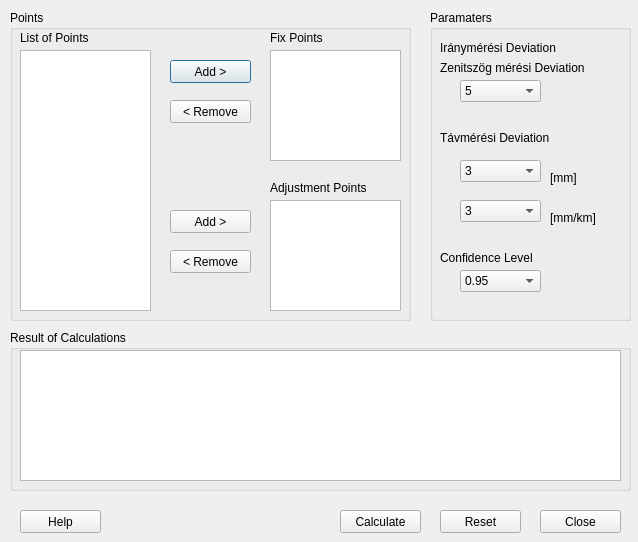
Above: network_calc.ui from zsiki/ls before the change. Below: the same form after it.
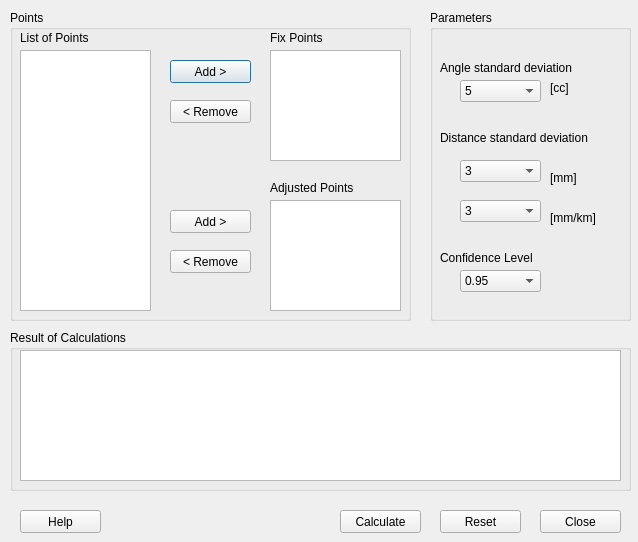
That is the form after the change.

Commit message: labels translated

What changed in the file:
```diff
--- a/network_calc.ui
+++ b/network_calc.ui
@@ -215,7 +215,7 @@
      </sizepolicy>
     </property>
     <property name="text">
-     <string>Adjustment Points</string>
+     <string>Adjusted Points</string>
     </property>
    </widget>
   </widget>
@@ -340,7 +340,7 @@
     </sizepolicy>
    </property>
    <property name="title">
-    <string>Paramaters</string>
+    <string>Parameters</string>
    </property>
    <widget class="QComboBox" name="ConfidenceComboBox">
     <property name="geometry">
@@ -413,7 +413,7 @@
      <rect>
       <x>10</x>
       <y>120</y>
-      <width>161</width>
+      <width>191</width>
       <height>16</height>
      </rect>
     </property>
@@ -424,7 +424,7 @@
      </sizepolicy>
     </property>
     <property name="text">
-     <string>Távmérési Deviation</string>
+     <string>Distance standard deviation</string>
     </property>
    </widget>
    <widget class="QComboBox" name="TavmeresDevMMKMComboBox">
@@ -507,25 +507,6 @@
      </property>
     </item>
    </widget>
-   <widget class="QLabel" name="IranymeresDevLabel">
-    <property name="geometry">
-     <rect>
-      <x>10</x>
-      <y>30</y>
-      <width>161</width>
-      <height>16</height>
-     </rect>
-    </property>
-    <property name="sizePolicy">
-     <sizepolicy hsizetype="Fixed" vsizetype="Fixed">
-      <horstretch>0</horstretch>
-      <verstretch>0</verstretch>
-     </sizepolicy>
-    </property>
-    <property name="text">
-     <string>Iránymérési Deviation</string>
-    </property>
-   </widget>
    <widget class="QLabel" name="ZenitDevLabel">
     <property name="geometry">
      <rect>
@@ -542,7 +523,26 @@
      </sizepolicy>
     </property>
     <property name="text">
-     <string>Zenitszög mérési Deviation</string>
+     <string>Angle standard deviation</string>
+    </property>
+   </widget>
+   <widget class="QLabel" name="TavmeresDevMMLabel_2">
+    <property name="geometry">
+     <rect>
+      <x>120</x>
+      <y>70</y>
+      <width>61</width>
+      <height>16</height>
+     </rect>
+    </property>
+    <property name="sizePolicy">
+     <sizepolicy hsizetype="Fixed" vsizetype="Fixed">
+      <horstretch>0</horstretch>
+      <verstretch>0</verstretch>
+     </sizepolicy>
+    </property>
+    <property name="text">
+     <string>[cc]</string>
     </property>
    </widget>
   </widget>
```
The commit also changes 1 other file.
